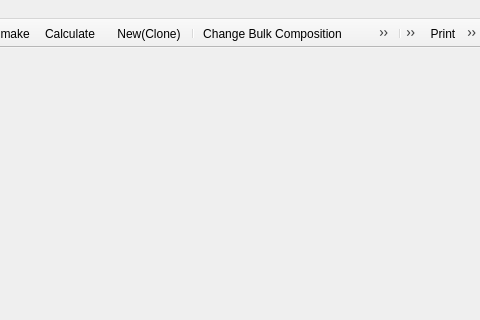
Before: the Qt Designer form GUI/Dialogs4/GemsMainWindow4.ui in gemshub/GEMSGUI, drawn with Qt 5; both pictures show x 641 to 1121 and y 0 to 320 of the 1121 by 759 pixel window.
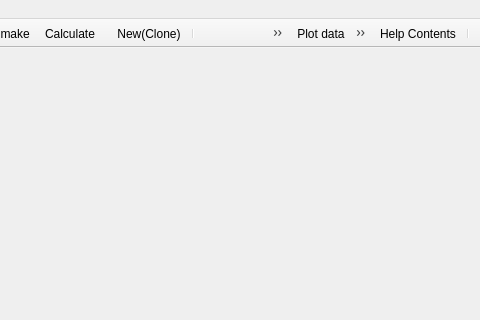
After: the same form once the commit is applied. Icons and pictures are not drawn.

Commit message: Renamed toolBars, disabled Plot action for not plotted modules

Diff of the .ui file:
```diff
--- a/GUI/Dialogs4/GemsMainWindow4.ui
+++ b/GUI/Dialogs4/GemsMainWindow4.ui
@@ -302,26 +302,26 @@
    <attribute name="toolBarBreak">
     <bool>false</bool>
    </attribute>
-   <addaction name="separator"/>
    <addaction name="action_Plot"/>
-  </widget>
-  <widget class="QToolBar" name="toolBar_6">
-   <property name="windowTitle">
-    <string>toolBar_6</string>
-   </property>
-   <property name="movable">
-    <bool>false</bool>
-   </property>
-   <property name="floatable">
-    <bool>false</bool>
-   </property>
-   <attribute name="toolBarArea">
-    <enum>TopToolBarArea</enum>
-   </attribute>
-   <attribute name="toolBarBreak">
-    <bool>false</bool>
-   </attribute>
    <addaction name="action_Print"/>
+   <addaction name="separator"/>
+  </widget>
+  <widget class="QToolBar" name="toolBar_6">
+   <property name="windowTitle">
+    <string>Help</string>
+   </property>
+   <property name="movable">
+    <bool>false</bool>
+   </property>
+   <property name="floatable">
+    <bool>false</bool>
+   </property>
+   <attribute name="toolBarArea">
+    <enum>TopToolBarArea</enum>
+   </attribute>
+   <attribute name="toolBarBreak">
+    <bool>false</bool>
+   </attribute>
    <addaction name="action_Help_2"/>
    <addaction name="separator"/>
   </widget>
```
Left out of the diff: 8 changed lines with no effect on the pictures. The commit also changes 2 other files.
